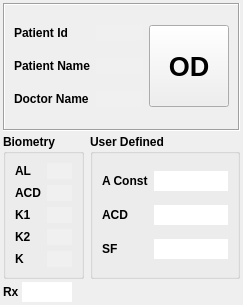
Above: calculator_patient.ui from siborion/siborion_american_scan before the change. Below: the same form after it.
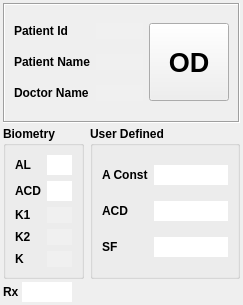
That is the form after the change. Custom widgets are drawn as their Qt base class.

What changed in the file:
```diff
--- a/calculator_patient.ui
+++ b/calculator_patient.ui
@@ -112,15 +112,9 @@
         <property name="enabled">
          <bool>true</bool>
         </property>
-        <property name="styleSheet">
-         <string notr="true">background-color: rgb(240, 240, 240);</string>
-        </property>
         <property name="frame">
          <bool>false</bool>
         </property>
-        <property name="readOnly">
-         <bool>true</bool>
-        </property>
        </widget>
       </item>
       <item row="0" column="1">
@@ -128,15 +122,9 @@
         <property name="enabled">
          <bool>true</bool>
         </property>
-        <property name="styleSheet">
-         <string notr="true">background-color: rgb(240, 240, 240);</string>
-        </property>
         <property name="frame">
          <bool>false</bool>
         </property>
-        <property name="readOnly">
-         <bool>true</bool>
-        </property>
        </widget>
       </item>
       <item row="2" column="1">
```
